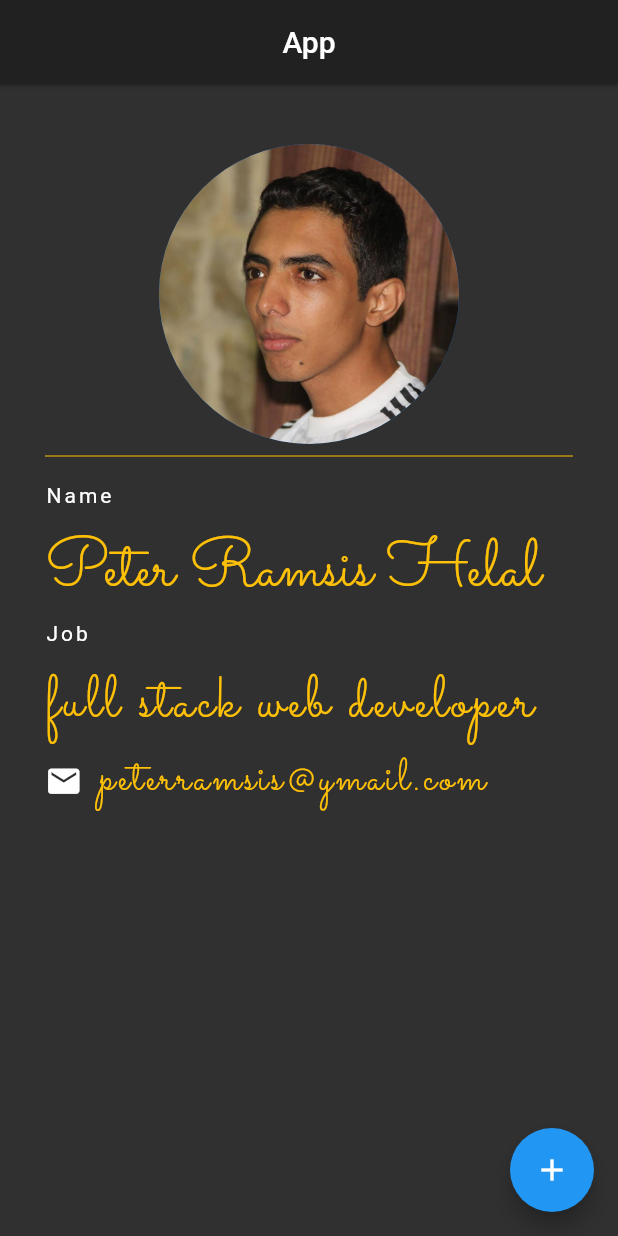
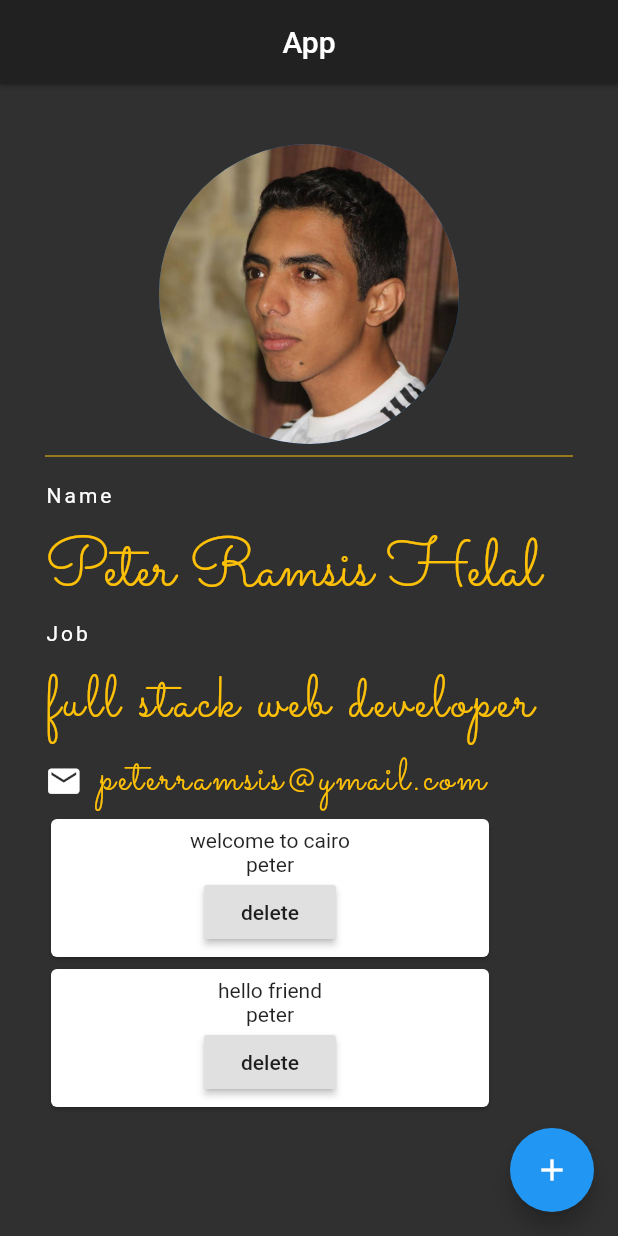
Before and after one commit to magic-9/FlutterTutorial, a Flutter app: the screen it shows after launch, on a phone screen of 412 x 824 dp. Run offline on Flutter 3.47's test engine with Material 2 defaults, Android fonts, the phone set to English and light mode, and no system bars; our stand-ins replace flutter_spinkit.

Commit message:
add card class change

```diff
--- a/lib/classes/Qutes.dart
+++ b/lib/classes/Qutes.dart
@@ -0,0 +1,8 @@
+class Quotes{
+
+  String author;
+  String text;
+
+  Quotes(this.author,this.text);
+
+}
--- a/lib/pages/card_page.dart
+++ b/lib/pages/card_page.dart
@@ -1,15 +1,31 @@
 import 'package:flutter/material.dart';
+import 'package:nettuto/classes/Qutes.dart';
 
-class CardPage extends StatefulWidget {
-  CardPage({Key key}) : super(key: key);
-
-  @override
-  _CardPageState createState() => _CardPageState();
-}
-
-class _CardPageState extends State<CardPage> {
+class CardPage extends StatelessWidget{
+  final Quotes quote;
+  final Function delete;
+  CardPage({this.quote,this.delete});
   @override
   Widget build(BuildContext context) {
-    return Container();
+    // TODO: implement build
+    return  Container(
+        width: 300,
+        height: 100,
+        child: Card(
+          child: Column(
+            mainAxisAlignment: MainAxisAlignment.center,
+            children: <Widget>[
+              Text("${this.quote.text}"),
+              Text("${this.quote.author}"),
+              RaisedButton(
+                onPressed: delete,
+                child: Text("delete"),
+              )
+            ],
+          ),
+        )
+    );
+
   }
+
 }
--- a/lib/pages/home_page.dart
+++ b/lib/pages/home_page.dart
@@ -1,7 +1,9 @@
 import 'package:flutter/cupertino.dart';
 import 'package:flutter/material.dart';
 import 'package:flutter_spinkit/flutter_spinkit.dart';
+import 'package:nettuto/classes/Qutes.dart';
 import 'package:nettuto/main.dart';
+import 'package:nettuto/pages/card_page.dart';
 
 class HomePage extends StatefulWidget {
   @override
@@ -11,10 +13,9 @@ class HomePage extends StatefulWidget {
 class _HomePageState extends State<HomePage> {
 
   bool is_loading = false;
-  List<String> quotes = [
-    'By yourself',
-    "don't do this here",
-    "i'm not vagetables"
+  List<Quotes> quotes = [
+    Quotes("peter","welcome to cairo"),
+    Quotes("peter","hello friend"),
   ];
 
   Widget getContent(){
@@ -33,6 +34,24 @@ class _HomePageState extends State<HomePage> {
 
        );
      }
+  }
+
+  Widget getCard(quote){
+    return Container(
+      width: 300,
+      height: 100,
+      child: Card(
+        child: Center(
+          child:Column(
+            mainAxisAlignment: MainAxisAlignment.center,
+            children: <Widget>[
+              Text(quote.text),
+              Text(quote.author)
+            ],
+          ),
+        ),
+      ),
+    );
   }
   @override
   Widget build(BuildContext context) {
@@ -127,6 +146,13 @@ class _HomePageState extends State<HomePage> {
                     )
                   ],
                 ),
+                Column(
+                  children: quotes.map((quote) => new CardPage(quote: quote, delete: (){
+                    setState(() {
+                      quotes.remove(quote);
+                    });
+                  },) ).toList(),
+                )
 
               ],
             ),
```
